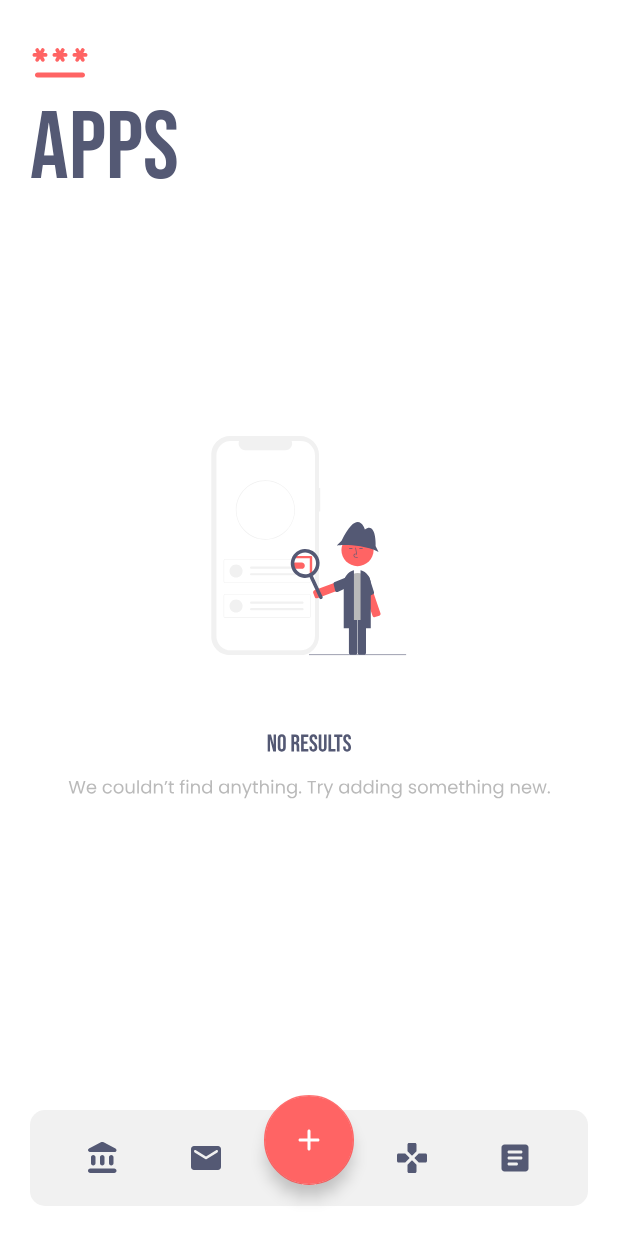
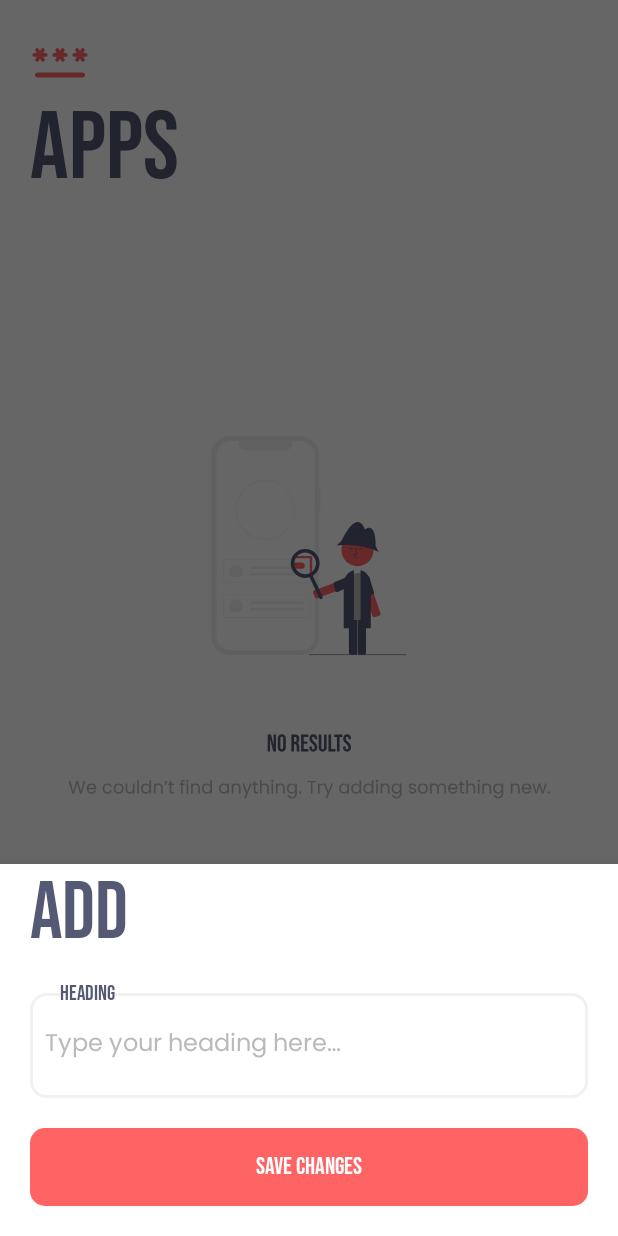
Before and after one commit to aditya-190/Pass-Key-Manager, an Android app: the AppsFragment screen opened through its navigation route, after a tap on "Floating Action Button", on a phone screen of 412 x 824 dp. Run offline under Robolectric (Android 15) with nearby library versions, the phone set to English and light mode, and no system bars; our stand-ins replace Dagger/Hilt's generated code; libraries missing offline, so code that uses them is left out: com.ernestoyaquello.dragdropswiperecyclerview; plain views replace DragDropSwipeRecyclerView; 12 statements that could not run were skipped.

Commit message:
Bottom Sheet Added.

```diff
--- a/app/src/main/java/com/bhardwaj/passkey/ui/fragments/AppsFragment.kt
+++ b/app/src/main/java/com/bhardwaj/passkey/ui/fragments/AppsFragment.kt
@@ -1,11 +1,12 @@
 package com.bhardwaj.passkey.ui.fragments
 
 import android.os.Bundle
-import android.util.Log
-import androidx.fragment.app.Fragment
 import android.view.LayoutInflater
 import android.view.View
 import android.view.ViewGroup
+import android.widget.EditText
+import android.widget.TextView
+import androidx.fragment.app.Fragment
 import androidx.fragment.app.activityViewModels
 import androidx.navigation.fragment.findNavController
 import androidx.recyclerview.widget.LinearLayoutManager
@@ -18,6 +19,8 @@ import com.ernestoyaquello.dragdropswiperecyclerview.DragDropSwipeRecyclerView
 import com.ernestoyaquello.dragdropswiperecyclerview.listener.OnItemDragListener
 import com.ernestoyaquello.dragdropswiperecyclerview.listener.OnItemSwipeListener
 import com.ernestoyaquello.dragdropswiperecyclerview.listener.OnListScrollListener
+import com.google.android.material.bottomsheet.BottomSheetDialog
+
 
 class AppsFragment : Fragment() {
     private var binding: FragmentAppsBinding? = null
@@ -40,8 +43,22 @@ class AppsFragment : Fragment() {
 
     private fun clickListeners() {
         binding?.fabApps?.setOnClickListener {
-            Log.d("ADITYA", "Fab Apps Clicked")
+            showBottomSheetDialog()
         }
+    }
+
+    private fun showBottomSheetDialog() {
+        val bottomSheetDialog = BottomSheetDialog(requireContext())
+        bottomSheetDialog.setContentView(R.layout.bottom_sheet_preview)
+
+        val tvSave = bottomSheetDialog.findViewById<TextView>(R.id.tvSave)
+        val etHeading = bottomSheetDialog.findViewById<EditText>(R.id.etHeading)
+
+        tvSave?.setOnClickListener {
+            bottomSheetDialog.dismiss()
+        }
+
+        bottomSheetDialog.show()
     }
 
     private fun setUpRecyclerView() {
--- /dev/null
+++ b/app/src/main/res/layout/bottom_sheet_preview.xml
@@ -0,0 +1,87 @@
+<?xml version="1.0" encoding="utf-8"?>
+<androidx.constraintlayout.widget.ConstraintLayout xmlns:android="http://schemas.android.com/apk/res/android"
+    xmlns:app="http://schemas.android.com/apk/res-auto"
+    android:layout_width="match_parent"
+    android:layout_height="wrap_content"
+    android:paddingHorizontal="20dp">
+
+    <TextView
+        android:id="@+id/tvHeading"
+        android:layout_width="wrap_content"
+        android:layout_height="wrap_content"
+        android:fontFamily="@font/bebas_neue"
+        android:text="@string/add"
+        android:textColor="@color/secondary"
+        android:textSize="54sp"
+        android:textStyle="normal"
+        app:layout_constraintStart_toStartOf="parent"
+        app:layout_constraintTop_toTopOf="parent" />
+
+    <androidx.constraintlayout.widget.ConstraintLayout
+        android:id="@+id/clHeading"
+        android:layout_width="match_parent"
+        android:layout_height="wrap_content"
+        android:layout_marginTop="20dp"
+        android:background="@drawable/round_outline_button"
+        android:minHeight="70dp"
+        app:layout_constraintEnd_toEndOf="parent"
+        app:layout_constraintStart_toStartOf="parent"
+        app:layout_constraintTop_toBottomOf="@id/tvHeading">
+
+        <EditText
+            android:id="@+id/etHeading"
+            android:layout_width="0dp"
+            android:layout_height="0dp"
+            android:layout_marginHorizontal="10dp"
+            android:autofillHints="username"
+            android:background="@null"
+            android:fontFamily="@font/poppins"
+            android:gravity="center|start"
+            android:hint="@string/type_your_heading_here"
+            android:imeOptions="actionDone"
+            android:inputType="textCapSentences"
+            android:maxLines="2"
+            android:textColor="@color/secondary"
+            android:textColorHint="@color/secondaryVariant"
+            android:textSize="16sp"
+            android:textStyle="normal"
+            app:layout_constraintBottom_toBottomOf="parent"
+            app:layout_constraintEnd_toEndOf="parent"
+            app:layout_constraintStart_toStartOf="parent"
+            app:layout_constraintTop_toTopOf="parent" />
+
+    </androidx.constraintlayout.widget.ConstraintLayout>
+
+    <TextView
+        android:layout_width="wrap_content"
+        android:layout_height="wrap_content"
+        android:layout_marginStart="20dp"
+        android:background="@color/white"
+        android:fontFamily="@font/bebas_neue"
+        android:text="@string/heading"
+        android:textColor="@color/secondary"
+        android:textSize="14sp"
+        android:textStyle="normal"
+        app:layout_constraintBottom_toTopOf="@id/clHeading"
+        app:layout_constraintStart_toStartOf="@id/clHeading"
+        app:layout_constraintTop_toTopOf="@id/clHeading" />
+
+    <TextView
+        android:id="@+id/tvSave"
+        android:layout_width="match_parent"
+        android:layout_height="wrap_content"
+        android:layout_marginTop="20dp"
+        android:layout_marginBottom="20dp"
+        android:background="@drawable/round_solid_bg"
+        android:fontFamily="@font/bebas_neue"
+        android:gravity="center_horizontal"
+        android:paddingVertical="16dp"
+        android:text="@string/save_changes"
+        android:textColor="@color/white"
+        android:textSize="16sp"
+        android:textStyle="normal"
+        app:layout_constraintBottom_toBottomOf="parent"
+        app:layout_constraintEnd_toEndOf="parent"
+        app:layout_constraintStart_toStartOf="parent"
+        app:layout_constraintTop_toBottomOf="@id/clHeading" />
+</androidx.constraintlayout.widget.ConstraintLayout>
--- a/app/src/main/res/values/strings.xml
+++ b/app/src/main/res/values/strings.xml
@@ -33,4 +33,13 @@
     <string name="apps">Apps</string>
     <string name="others">Others</string>
     <string name="details">Details</string>
+    <string name="question">Question</string>
+    <string name="answer">Answer</string>
+    <string name="type_your_question_here">Type your question here…</string>
+    <string name="type_your_answer_here">Type your answer here…</string>
+    <string name="type_your_heading_here">Type your heading here…</string>
+    <string name="type_here">Type here…</string>
+    <string name="add">Add</string>
+    <string name="save_changes">SAVE CHANGES</string>
+    <string name="heading">Heading</string>
 </resources>
```
Also changed, not shown: app/src/main/java/com/bhardwaj/passkey/ui/adapter/DetailsAdapter.kt (+20 -3 lines), app/src/main/java/com/bhardwaj/passkey/ui/fragments/BankFragment.kt (+19 -2 lines), app/src/main/java/com/bhardwaj/passkey/ui/fragments/DetailsFragment.kt (+33 -4 lines), app/src/main/java/com/bhardwaj/passkey/ui/fragments/MailFragment.kt (+18 -1 lines), app/src/main/java/com/bhardwaj/passkey/ui/fragments/OthersFragment.kt (+18 -1 lines), app/src/main/res/layout/bottom_sheet_details.xml (added, +137 -0 lines), app/src/main/res/layout/single_details.xml (+8 -2 lines).
